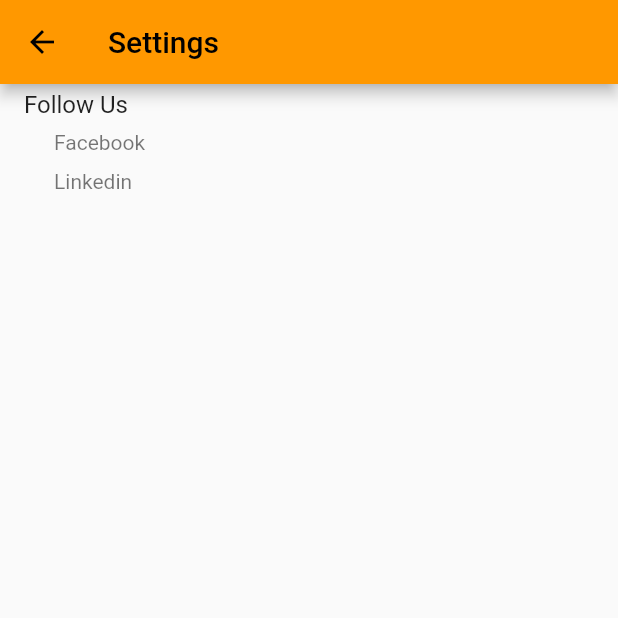
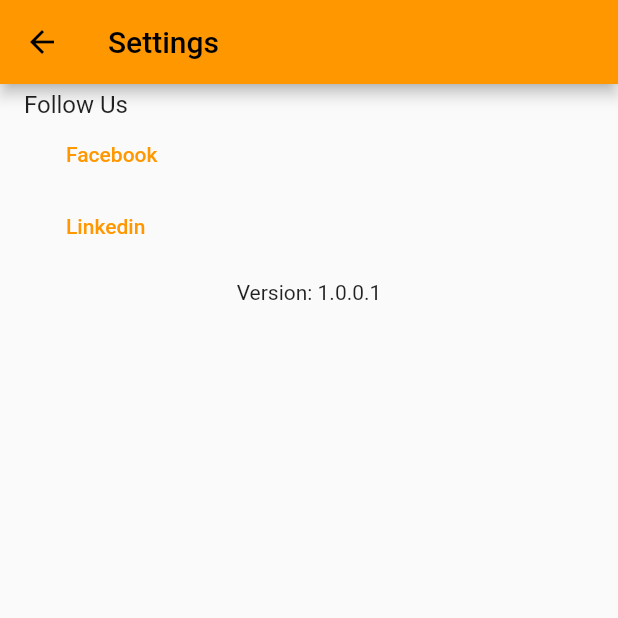
Before and after one commit to nazimfeni/flutter_sqflite_localstorage, a Flutter app: the SettingsScreen screen opened directly, after a tap on "Facebook", on a phone screen of 412 x 824 dp, the top half of it. Run offline on Flutter 3.47's test engine with Material 2 defaults, Android fonts, the phone set to English and light mode, and no system bars; our stand-ins replace sqflite; accounts and stored records are empty.

```diff
--- /dev/null
+++ b/lib/constants.dart
@@ -0,0 +1 @@
+const version = '1.0.0.1';
--- a/lib/screens/settings_screen.dart
+++ b/lib/screens/settings_screen.dart
@@ -1,14 +1,25 @@
 import 'package:flutter/material.dart';
 import 'package:url_launcher/url_launcher.dart';
+import 'package:flutter_sqflite_localstorage/constants.dart';
+
+
+final Uri _fburl = Uri.parse('https://www.facebook.com/nazimmamun');
+final Uri _inurl = Uri.parse('https://www.linkedin.com/in/mdnazimuddin77');
+
 
 class SettingsScreen extends StatelessWidget {
   const SettingsScreen({Key? key}) : super(key: key);
 
-  _launchURL(String url) async {
-    if (await canLaunchUrl(url as Uri)) {
-      await launchUrl(url as Uri);
-    } else {
-      throw 'Could not launch $url';
+
+  Future<void> _fblaunchUrl() async {
+    if (!await launchUrl(_fburl)) {
+      throw Exception('Could not launch $_fburl');
+    }
+  }
+
+  Future<void> _inlaunchUrl() async {
+    if (!await launchUrl(_inurl)) {
+      throw Exception('Could not launch $_inurl');
     }
   }
 
@@ -17,33 +28,55 @@ class SettingsScreen extends StatelessWidget {
     return Scaffold(
       appBar: AppBar(title: const Text('Settings')),
       body: ListView(
+        shrinkWrap: true,
         children: [
           ListTile(
-            title: Text('Follow Us'),
+            title: const Text('Follow Us'),
             subtitle: Padding(
-              padding: const EdgeInsets.fromLTRB(20, 8, 0, 0),
+              padding: const EdgeInsets.fromLTRB(20, 0, 0, 0),
               child: Column(
                 crossAxisAlignment: CrossAxisAlignment.start,
                 children: [
-                  GestureDetector(
-                    onTap: () {
-                      _launchURL('https://www.facebook.com/your_facebook_page');
-                    },
-                    child: Text('Facebook'),
+
+                  TextButton(
+                    onPressed: _fblaunchUrl,
+                    child: const Text('Facebook'),
                   ),
-                  SizedBox(height: 10),
-                  GestureDetector(
-                    onTap: () {
-                      _launchURL('https://www.linkedin.com/your_linkedin_page');
-                    },
-                    child: Text('Linkedin'),
+
+
+
+
+
+                  TextButton(
+                    onPressed: _inlaunchUrl,
+                    child: const Text('Linkedin'),
                   ),
+
                 ],
               ),
             ),
           ),
+
+          Positioned(
+            bottom: 0,
+            left: 0,
+            right: 0,
+            child: Container(
+              padding: EdgeInsets.all(8.0),
+              alignment: Alignment.center,
+              child: const Text(
+                'Version: $version',
+
+              ),
+            ),
+          ),
+
         ],
       ),
+
+
+
+
     );
   }
 }
```
Also changed, not shown: lib/screens/home_screen.dart (+16 -20 lines), pubspec.yaml (+7 -0 lines), pubspec.lock, 20 other files.
